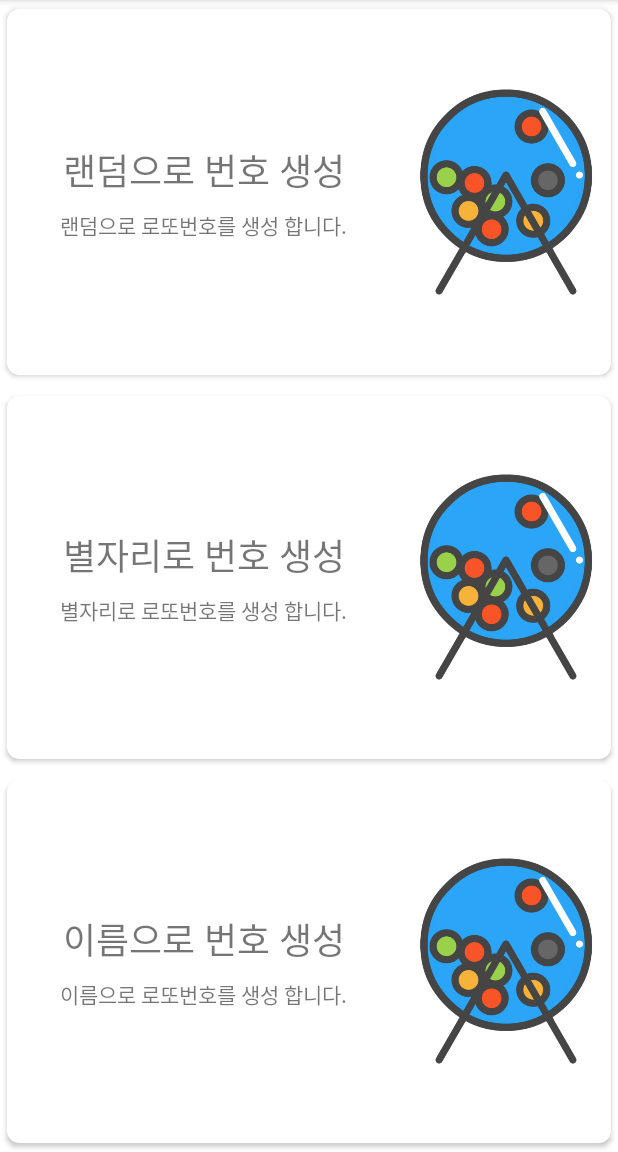
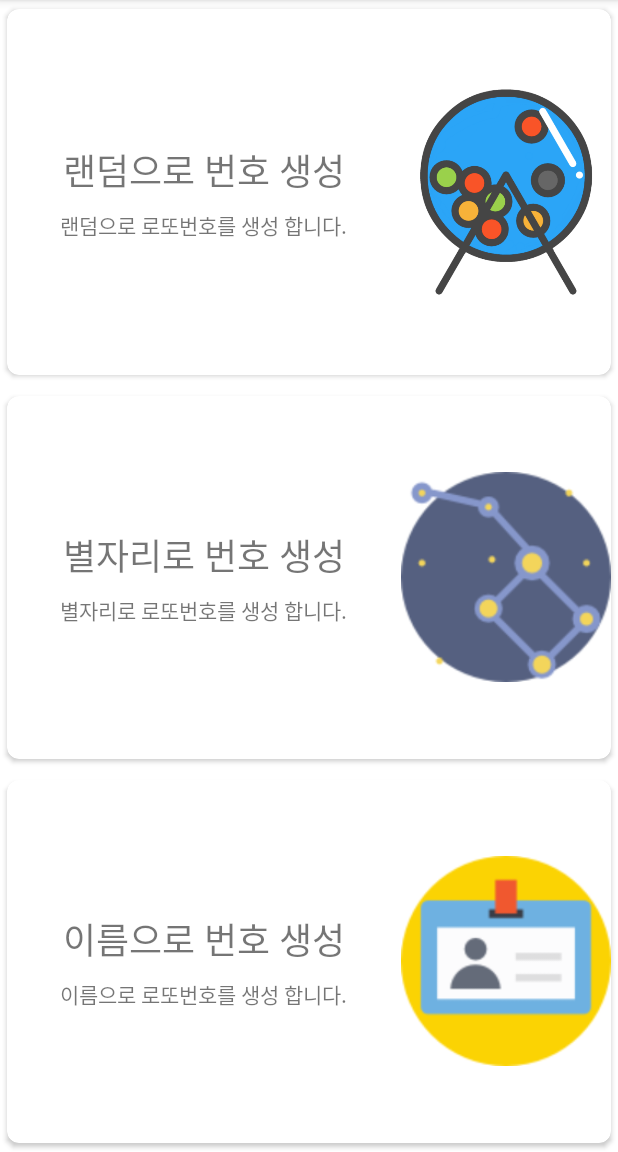
Before and after one commit to suwonCho/lotto, an Android app: the screen it shows after launch (MainActivity), on a phone screen of 412 x 824 dp, the part 84-1236 px from its top. Run offline under Robolectric (Android 15) with nearby library versions, the phone set to English and light mode, and no system bars.

Commit message:
20240502

```diff
--- a/app/src/main/java/com/csw/lotto/TestActivity.kt
+++ b/app/src/main/java/com/csw/lotto/TestActivity.kt
@@ -14,7 +14,6 @@ class TestActivity : AppCompatActivity() {
 
     override fun onCreate(savedInstanceState: Bundle?) {
         super.onCreate(savedInstanceState)
-
 
         W = ActivityTestBinding.inflate(layoutInflater)
         setContentView(W.root)
--- a/app/src/main/res/layout/activity_main.xml
+++ b/app/src/main/res/layout/activity_main.xml
@@ -5,6 +5,7 @@
     android:layout_width="match_parent"
     android:layout_height="match_parent"
     android:orientation="vertical"
+    android:weightSum="3"
     tools:context=".MainActivity">
 
     <androidx.cardview.widget.CardView
@@ -13,18 +14,20 @@
         android:layout_height="match_parent"
         android:layout_gravity="clip_vertical|end"
         android:layout_weight="1"
+        android:background="?attr/selectableItemBackground"
         android:clickable="true"
+        android:foreground="?attr/selectableItemBackground"
         app:cardCornerRadius="8dp"
         app:cardUseCompatPadding="true">
 
         <LinearLayout
             android:layout_width="match_parent"
             android:layout_height="match_parent"
-            android:gravity="right|center_vertical"
+            android:gravity="center"
             android:orientation="horizontal">
 
             <LinearLayout
-                android:layout_width="wrap_content"
+                android:layout_width="match_parent"
                 android:layout_height="match_parent"
                 android:layout_weight="1"
                 android:gravity="center"
@@ -60,7 +63,9 @@
         android:layout_height="match_parent"
         android:layout_marginTop="2dp"
         android:layout_weight="1"
+        android:background="?attr/selectableItemBackground"
         android:clickable="true"
+        android:foreground="?attr/selectableItemBackground"
         app:cardCornerRadius="8dp"
         app:cardUseCompatPadding="true">
 
@@ -96,7 +101,7 @@
                 android:id="@+id/imageView2"
                 android:layout_width="140dp"
                 android:layout_height="140dp"
-                app:srcCompat="@drawable/lottery" />
+                app:srcCompat="@drawable/constellation" />
 
         </LinearLayout>
     </androidx.cardview.widget.CardView>
@@ -107,7 +112,9 @@
         android:layout_height="match_parent"
         android:layout_marginTop="2dp"
         android:layout_weight="1"
+        android:background="?attr/selectableItemBackground"
         android:clickable="true"
+        android:foreground="?attr/selectableItemBackground"
         app:cardCornerRadius="8dp"
         app:cardUseCompatPadding="true">
 
@@ -143,7 +150,7 @@
                 android:id="@+id/imageView3"
                 android:layout_width="140dp"
                 android:layout_height="140dp"
-                app:srcCompat="@drawable/lottery" />
+                app:srcCompat="@drawable/name" />
 
         </LinearLayout>
 
--- a/build.gradle
+++ b/build.gradle
@@ -1,6 +1,6 @@
 // Top-level build file where you can add configuration options common to all sub-projects/modules.
 plugins {
-    id 'com.android.application' version '8.1.1' apply false
-    id 'com.android.library' version '8.1.1' apply false
+    id 'com.android.application' version '8.2.2' apply false
+    id 'com.android.library' version '8.2.2' apply false
     id 'org.jetbrains.kotlin.android' version '1.8.0' apply false
 }
```
Also changed, not shown: gradle/wrapper/gradle-wrapper.properties.
